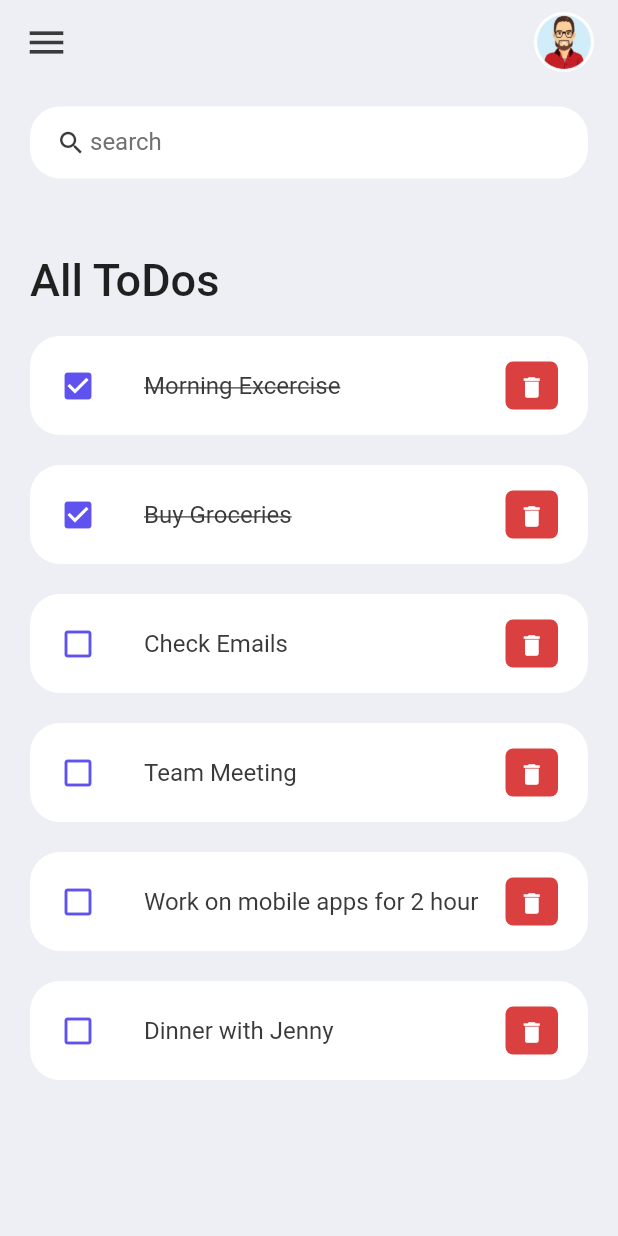
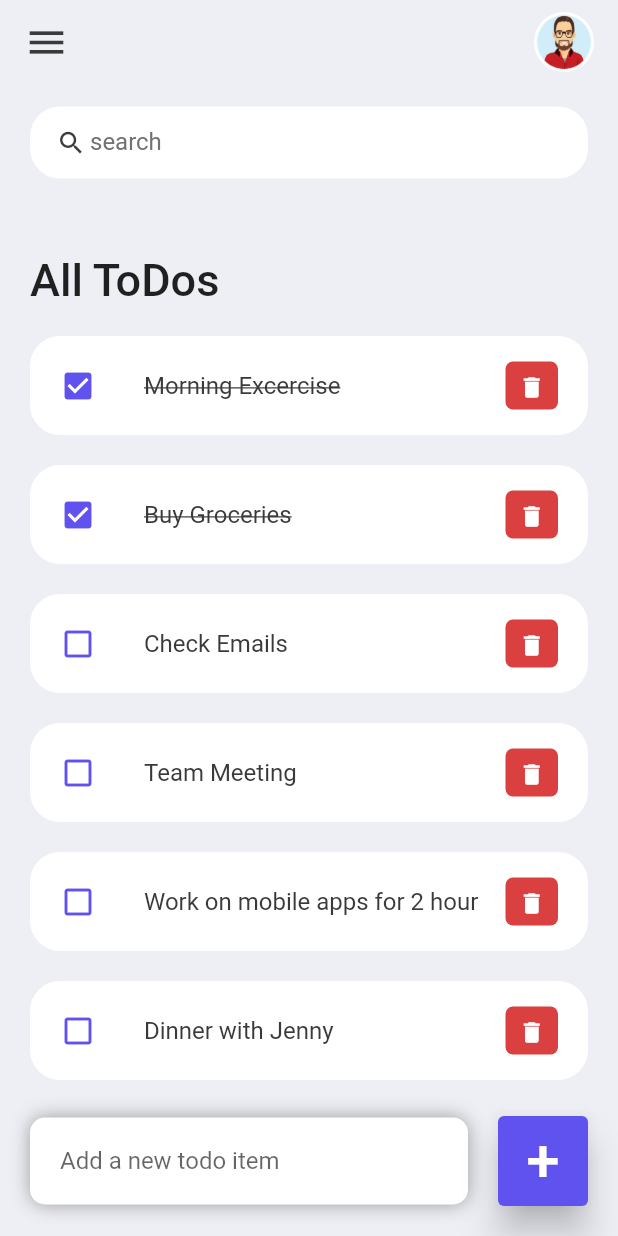
Before and after one commit to SaqifHaque/Flutter-Todo-App, a Flutter app: the screen it shows after launch, on a phone screen of 412 x 824 dp. Run offline on Flutter 3.47's test engine with Material 2 defaults, Android fonts, the phone set to English and light mode, and no system bars.

Commit message:
add todo textfield design

```diff
--- a/lib/screens/home.dart
+++ b/lib/screens/home.dart
@@ -12,11 +12,9 @@ class Home extends StatelessWidget {
     return Scaffold(
       backgroundColor: tdBGColor,
       appBar: _buildAppBar(),
-      body: Container(
-        padding: EdgeInsets.symmetric(
-            horizontal: 20,
-            vertical: 15
-        ),
+      body: Stack(children: [
+        Container(
+          padding: EdgeInsets.symmetric(horizontal: 20, vertical: 15),
           child: Column(
             children: [
               searchBox(),
@@ -24,22 +22,66 @@ class Home extends StatelessWidget {
                 child: ListView(
                   children: [
                     Container(
-                    margin: EdgeInsets.only(top:50, bottom:20),
+                      margin: EdgeInsets.only(top: 50, bottom: 20),
                       child: Text(
                         'All ToDos',
                         style: TextStyle(
-                          fontSize: 30,
-                          fontWeight: FontWeight.w500
+                            fontSize: 30, fontWeight: FontWeight.w500),
                       ),
                     ),
-                  ),
-                  for ( ToDo todo in todoList )
-                    ToDoItem(todo: todo),
+                    for (ToDo todo in todoList) ToDoItem(todo: todo),
                   ],
                 ),
               ),
             ],
           ),
+        ),
+        Positioned(child:
+        Align(
+          alignment: Alignment.bottomCenter,
+          child: Row(children: [
+            Expanded(
+              child: Container(
+                  margin: EdgeInsets.only(bottom: 20, right: 20, left: 20),
+                  padding: EdgeInsets.symmetric(horizontal: 20, vertical: 5),
+                  decoration: BoxDecoration(
+                    color: Colors.white,
+                    boxShadow: const [
+                      BoxShadow(
+                        color: Colors.grey,
+                        offset: Offset(0.0, 0.0),
+                        blurRadius: 10.0,
+                        spreadRadius: 0.0,
+                      ),
+                    ],
+                    borderRadius: BorderRadius.circular(10),
+                  ),
+                  child: TextField(
+                    decoration: InputDecoration(
+                        hintText: 'Add a new todo item',
+                        border: InputBorder.none
+                    ),
+                  )),
+            ),
+            Container(
+                margin: EdgeInsets.only(
+                  bottom: 20,
+                  right: 20,
+              ),
+              child: ElevatedButton(
+                child: Text('+', style: TextStyle(fontSize: 40)),
+                onPressed: () {},
+                style: ElevatedButton.styleFrom(
+                  primary: tdBlue,
+                  minimumSize: Size(60, 60),
+                  elevation: 10,
+                )
+              )
+            ),
+          ]),
+        ),
+        ),
+      ]
       ),
     );
   }
@@ -48,25 +90,18 @@ class Home extends StatelessWidget {
     return Container(
       padding: EdgeInsets.symmetric(horizontal: 15),
       decoration: BoxDecoration(
-          color: Colors.white,
-          borderRadius: BorderRadius.circular(20)
-      ),
+          color: Colors.white, borderRadius: BorderRadius.circular(20)),
       child: TextField(
         decoration: InputDecoration(
             contentPadding: EdgeInsets.all(0),
-            prefixIcon: Icon(
-                Icons.search,
-                color: tdBlack,
-                size: 20
-            ),
+            prefixIcon: Icon(Icons.search, color: tdBlack, size: 20),
             prefixIconConstraints: BoxConstraints(
               maxHeight: 20,
               minWidth: 25,
             ),
             border: InputBorder.none,
             hintText: 'search ',
-            hintStyle: TextStyle(color: tdGrey)
-        ),
+            hintStyle: TextStyle(color: tdGrey)),
       ),
     );
   }
@@ -75,24 +110,16 @@ class Home extends StatelessWidget {
     return AppBar(
       backgroundColor: tdBGColor,
       elevation: 0,
-      title: Row(
-          mainAxisAlignment: MainAxisAlignment.spaceBetween,
-          children: [
-            Icon(
-                Icons.menu,
-                color: tdBlack,
-                size: 30
-            ),
+      title: Row(mainAxisAlignment: MainAxisAlignment.spaceBetween, children: [
+        Icon(Icons.menu, color: tdBlack, size: 30),
         Container(
             height: 40,
             width: 40,
             child: ClipRRect(
               borderRadius: BorderRadius.circular(20),
               child: Image.asset('assets/images/images.jpeg'),
-                )
-            )
+            ))
       ]),
     );
   }
-
 }
```
Lines whose indentation alone changed are shown as unchanged.
